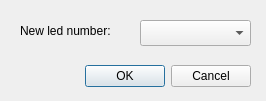
Qt form renumberleddialog.ui (annesummers/LedAnimator) before a commit.
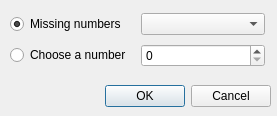
The same form after that commit.

Commit message: Fixes #34 Unable to renumber an led to an arbitrary value

Diff of the .ui file:
```diff
--- a/renumberleddialog.ui
+++ b/renumberleddialog.ui
@@ -6,20 +6,20 @@
    <rect>
     <x>0</x>
     <y>0</y>
-    <width>266</width>
-    <height>101</height>
+    <width>277</width>
+    <height>116</height>
    </rect>
   </property>
   <property name="minimumSize">
    <size>
-    <width>266</width>
-    <height>101</height>
+    <width>277</width>
+    <height>116</height>
    </size>
   </property>
   <property name="maximumSize">
    <size>
-    <width>266</width>
-    <height>101</height>
+    <width>277</width>
+    <height>116</height>
    </size>
   </property>
   <property name="windowTitle">
@@ -28,8 +28,8 @@
   <widget class="QDialogButtonBox" name="buttonBox">
    <property name="geometry">
     <rect>
-     <x>30</x>
-     <y>60</y>
+     <x>50</x>
+     <y>80</y>
      <width>221</width>
      <height>32</height>
     </rect>
@@ -41,28 +41,50 @@
     <set>QDialogButtonBox::Cancel|QDialogButtonBox::Ok</set>
    </property>
   </widget>
-  <widget class="QComboBox" name="ledNumberCombo">
+  <widget class="QWidget" name="layoutWidget">
    <property name="geometry">
     <rect>
-     <x>140</x>
-     <y>20</y>
-     <width>111</width>
-     <height>26</height>
+     <x>10</x>
+     <y>10</y>
+     <width>255</width>
+     <height>60</height>
     </rect>
    </property>
-  </widget>
-  <widget class="QLabel" name="label">
-   <property name="geometry">
-    <rect>
-     <x>20</x>
-     <y>20</y>
-     <width>111</width>
-     <height>21</height>
-    </rect>
-   </property>
-   <property name="text">
-    <string>New led number:</string>
-   </property>
+   <layout class="QGridLayout" name="gridLayout">
+    <item row="0" column="0">
+     <widget class="QRadioButton" name="missing">
+      <property name="text">
+       <string>Missing numbers</string>
+      </property>
+      <property name="checked">
+       <bool>true</bool>
+      </property>
+      <attribute name="buttonGroup">
+       <string notr="true">buttonGroup</string>
+      </attribute>
+     </widget>
+    </item>
+    <item row="0" column="1">
+     <widget class="QComboBox" name="ledNumberCombo"/>
+    </item>
+    <item row="1" column="0">
+     <widget class="QRadioButton" name="choose">
+      <property name="text">
+       <string>Choose a number</string>
+      </property>
+      <attribute name="buttonGroup">
+       <string notr="true">buttonGroup</string>
+      </attribute>
+     </widget>
+    </item>
+    <item row="1" column="1">
+     <widget class="QSpinBox" name="ledNumberSpin">
+      <property name="maximum">
+       <number>9999</number>
+      </property>
+     </widget>
+    </item>
+   </layout>
   </widget>
  </widget>
  <resources/>
```
Left out of the diff: 3 changed lines with no effect on the pictures. The commit also changes 2 other files.
